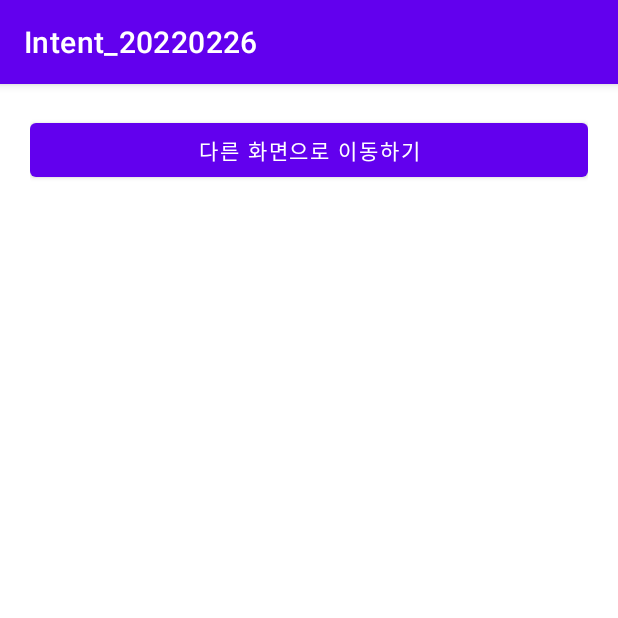
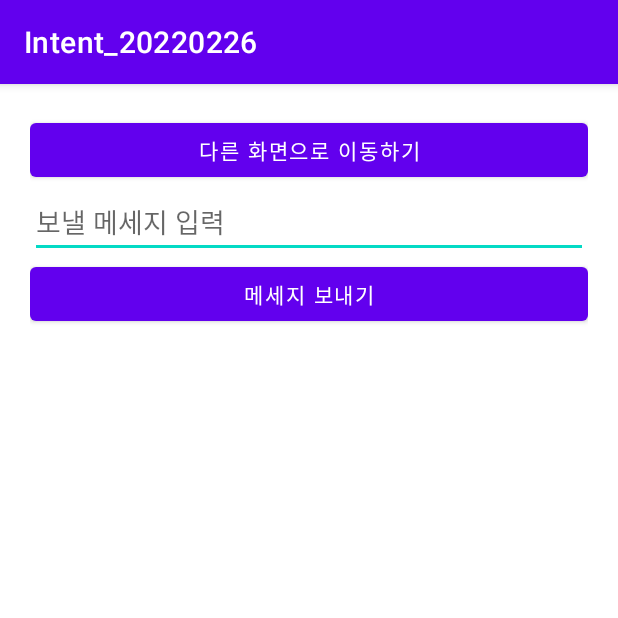
Before and after one commit to nepp-plus/Intent_20220226, an Android app: the screen it shows after launch (MainActivity), on a phone screen of 412 x 824 dp, the top half of it. Run offline under Robolectric (Android 15) with nearby library versions, the phone set to English and light mode, and no system bars.

```diff
--- a/app/src/main/AndroidManifest.xml
+++ b/app/src/main/AndroidManifest.xml
@@ -9,6 +9,9 @@
         android:roundIcon="@mipmap/ic_launcher_round"
         android:supportsRtl="true"
         android:theme="@style/Theme.Intent_20220226">
+        <activity
+            android:name=".ViewMessageActivity"
+            android:exported="false" />
         <activity
             android:name=".OtherActivity"
             android:exported="false" />
--- a/app/src/main/res/layout/activity_main.xml
+++ b/app/src/main/res/layout/activity_main.xml
@@ -14,4 +14,14 @@
         android:layout_height="wrap_content"
         android:text="다른 화면으로 이동하기" />
 
+    <EditText
+        android:layout_width="match_parent"
+        android:layout_height="wrap_content"
+        android:hint="보낼 메세지 입력" />
+
+    <Button
+        android:layout_width="match_parent"
+        android:layout_height="wrap_content"
+        android:text="메세지 보내기" />
+
 </LinearLayout>
```
Also changed, not shown: app/src/main/java/com/neppplus/intent_20220226/ViewMessageActivity.kt (added, +11 -0 lines), app/src/main/res/layout/activity_view_message.xml (added, +16 -0 lines).
